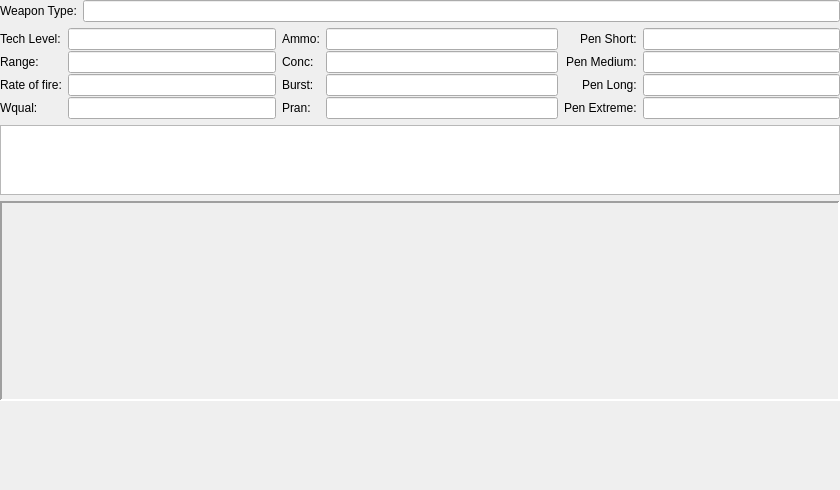
Above: Qt5/Weapon/weaponform.ui from GDW-RPG-Scripts/gdw-rpg-vehicles before the change. Below: the same form after it.
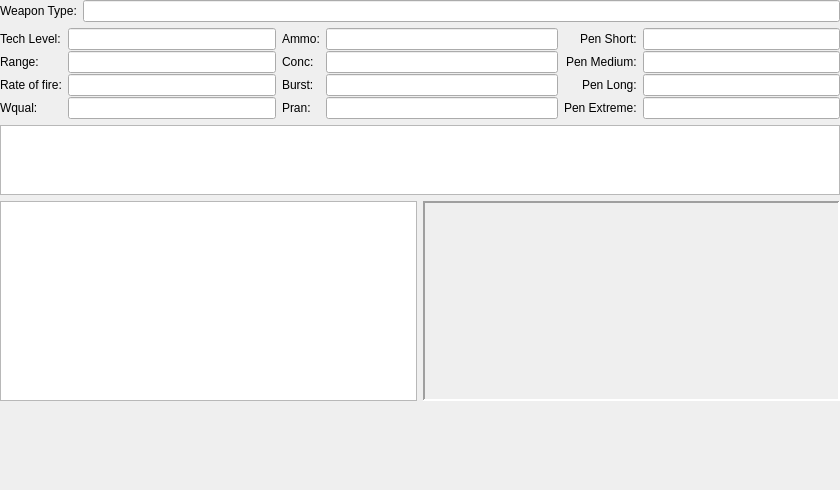
That is the form after the change.

The edit to the form file:
```diff
--- a/Qt5/Weapon/weaponform.ui
+++ b/Qt5/Weapon/weaponform.ui
@@ -384,7 +384,10 @@
        </property>
       </spacer>
      </item>
-     <item row="2" column="0" colspan="2">
+     <item row="2" column="0">
+      <widget class="QListView" name="listView"/>
+     </item>
+     <item row="2" column="1">
       <widget class="QFrame" name="svgFrame">
        <property name="minimumSize">
         <size>
```
